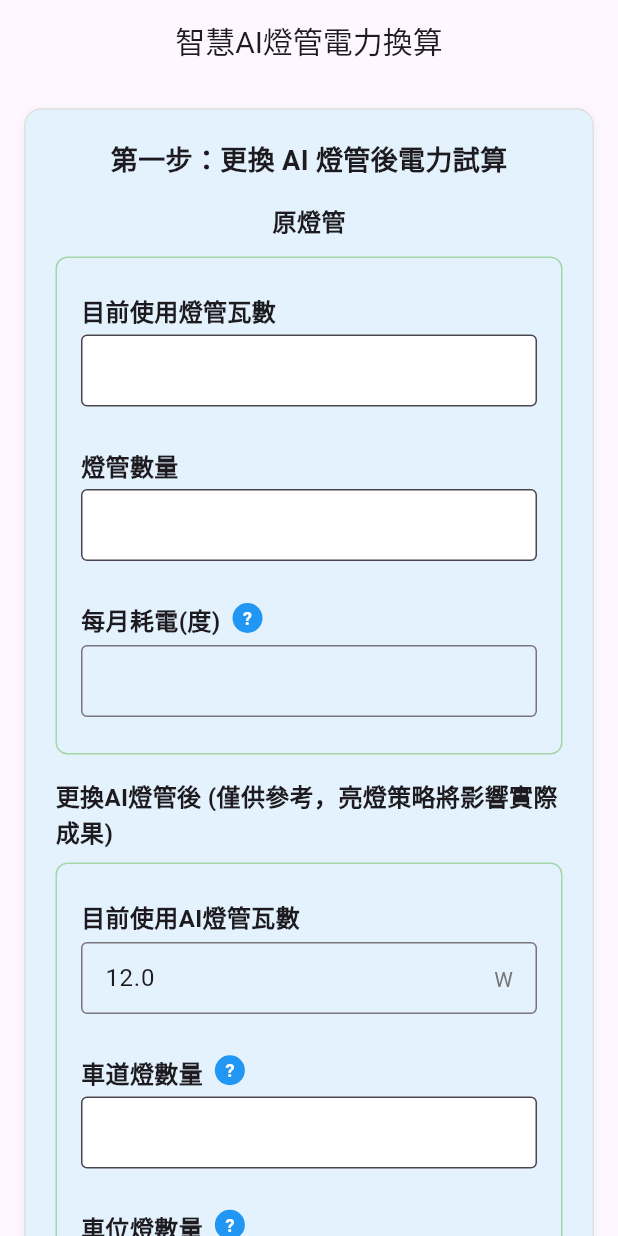
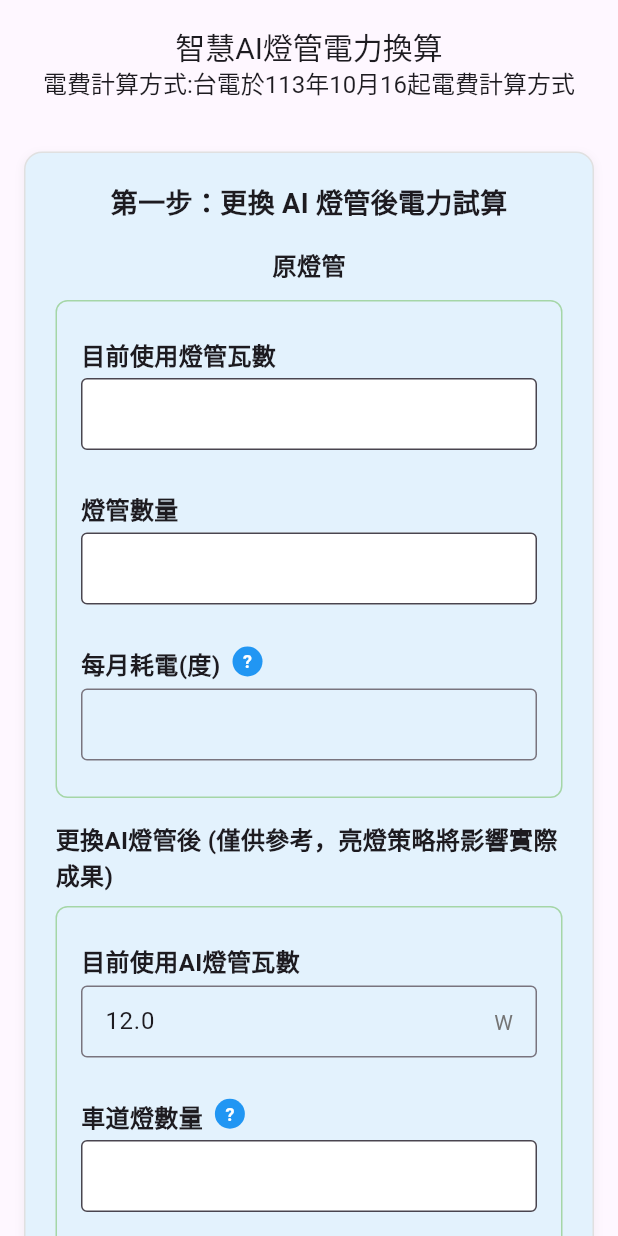
Before and after one commit to yyuchen-workspace/Smart_AI_light_tube_power_conversion, a Flutter app: the screen it shows after launch, on a phone screen of 412 x 824 dp. Run offline on Flutter 3.47's test engine with Material 3 defaults, Android fonts, the phone set to English and light mode, and no system bars.

Commit message:
更新頁面標題：加入台電113年10月16日電費計算方式說明
主要更改：
- 修改AppBar標題為雙行顯示
- 加入電費計算方式時效說明
- 調整字體大小以提升可讀性
- 增加AppBar高度適應新佈局

🤖 Generated with [Claude Code](https://claude.ai/code)

Co-Authored-By: Claude <noreply@anthropic.com>

```diff
--- a/lib/main.dart
+++ b/lib/main.dart
@@ -1156,9 +1156,16 @@ class _CalculatorPageState extends State<CalculatorPage> {
 
     return Scaffold(
       appBar: AppBar(
-        title:
+        title: Column(
+          children: [
             Text('智慧AI燈管電力換算', style: TextStyle(fontSize: isDesktop ? 24 : 20)),
+            Text('電費計算方式:台電於113年10月16起電費計算方式',
+                 style: TextStyle(fontSize: isDesktop ? 18 : 16,
+                                fontWeight: FontWeight.normal)),
+          ],
+        ),
         centerTitle: true,
+        toolbarHeight: 85, // 稍微增加AppBar高度以適應更大的副標題
       ),
       body: Center(
         // 卡片置中
```
Also changed, not shown: 2 other files.
